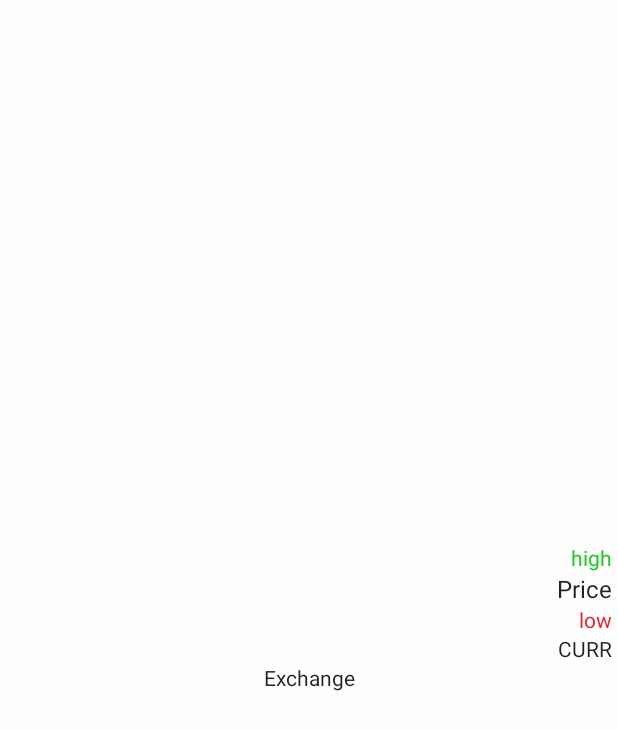
After one commit to RyanJoseph15/Ether-Ticker, an Android app: the layout widget11.xml on its own in the app's theme, with its tools: preview values and no code run, on a phone screen of 412 x 824 dp. The commit adds this screen. Shown: the top 730 px of the screen. Run offline under Robolectric (Android 15) with nearby library versions, the phone set to English and light mode, and no system bars.

Commit message:
Working multiple sized widgets that can be independently updated. However, there are some slight loading time delays that need to be sorted out soon. Not too bad for now, but need to at least make sure the spinner is visible while the delay is occuring.

```diff
--- a/app/src/main/java/com/minisoftwareandgames/ryan/etherticker/ConfigActivity.java
+++ b/app/src/main/java/com/minisoftwareandgames/ryan/etherticker/ConfigActivity.java
@@ -15,6 +15,7 @@ public class ConfigActivity extends AppCompatActivity {
 
 	public Widget widget = null;
 	public SQLiteHelper helper;
+	private Class clas = null;
 
 	@Override
 	protected void onCreate(Bundle savedInstanceState) {
@@ -28,8 +29,9 @@ public class ConfigActivity extends AppCompatActivity {
 					AppWidgetManager.EXTRA_APPWIDGET_ID,
 					AppWidgetManager.INVALID_APPWIDGET_ID);
 			widget = helper.getWidget(widgetId);
+			clas = (Class) extras.get("classType");
 		}
-		getSupportFragmentManager().beginTransaction().add(R.id.container, new SettingsFragment()).commit();
+		getSupportFragmentManager().beginTransaction().add(R.id.container, SettingsFragment.newInstance(clas)).commit();
 	}
 
 	@Override
--- a/app/src/main/java/com/minisoftwareandgames/ryan/etherticker/SQLiteHelper.java
+++ b/app/src/main/java/com/minisoftwareandgames/ryan/etherticker/SQLiteHelper.java
@@ -81,7 +81,7 @@ public class SQLiteHelper extends SQLiteOpenHelper {
 			return new Widget(id, exchange, currency);
 		}
 		cursor.close();
-		/* if there is not a widget with matching id, create one */
+		/* if there is not a widget12 with matching id, create one */
 		Widget widget = new Widget(wId, DEFAULT_EXCHANGE, DEFAULT_CURRENCY);
 		if (addWidget(widget)) {	/* and add it */
 			return widget;	/* if successfully in DB, return it */
--- /dev/null
+++ b/app/src/main/res/layout/widget11.xml
@@ -0,0 +1,107 @@
+<?xml version="1.0" encoding="utf-8"?>
+<FrameLayout xmlns:android="http://schemas.android.com/apk/res/android"
+    android:layout_height="match_parent"
+    android:layout_width="match_parent">
+
+    <RelativeLayout
+        android:layout_width="wrap_content" android:layout_height="fill_parent"
+        android:id="@+id/widget_layout"
+        android:background="#bfffffff"
+        android:gravity="center"
+        android:paddingLeft="@dimen/abc_edit_text_inset_horizontal_material"
+        android:paddingRight="@dimen/abc_edit_text_inset_horizontal_material"
+        android:layout_gravity="center">
+
+
+        <RelativeLayout
+            android:id="@+id/pricing"
+            android:layout_width="wrap_content"
+            android:layout_height="wrap_content">
+
+            <TextView
+                android:layout_width="match_parent"
+                android:layout_height="wrap_content"
+                android:layout_weight="1"
+                android:text="high"
+                android:id="@+id/high"
+                android:gravity="center_vertical|right"
+                android:textColor="#23ca25"
+                android:layout_alignParentTop="true"
+                android:layout_alignParentEnd="true"
+                android:textSize="@dimen/abc_text_size_body_1_material" />
+
+            <TextView
+                android:layout_width="wrap_content"
+                android:layout_height="wrap_content"
+                android:text="Price"
+                android:id="@+id/price"
+                android:textSize="@dimen/abc_floating_window_z"
+                android:textColor="@color/primary_text_default_material_light"
+                android:maxLines="1"
+                android:layout_centerVertical="true"
+                android:gravity="center_vertical|right"
+                android:layout_alignParentRight="false"
+                android:layout_below="@+id/high"
+                android:layout_alignRight="@+id/high"
+                android:layout_alignLeft="@+id/high" />
+
+            <TextView
+                android:layout_width="wrap_content"
+                android:layout_height="wrap_content"
+                android:layout_weight="1"
+                android:text="low"
+                android:id="@+id/low"
+                android:gravity="center_vertical|right"
+                android:textColor="#e6242a"
+                android:layout_alignParentBottom="false"
+                android:layout_alignParentStart="false"
+                android:layout_alignLeft="@+id/price"
+                android:textSize="@dimen/abc_text_size_body_1_material"
+                android:layout_alignRight="@+id/price"
+                android:layout_below="@+id/price" />
+
+        </RelativeLayout>
+
+        <RelativeLayout
+            android:layout_width="wrap_content"
+            android:layout_height="wrap_content"
+            android:layout_below="@+id/pricing">
+
+            <TextView
+                android:layout_width="fill_parent"
+                android:layout_height="wrap_content"
+                android:text="CURR"
+                android:id="@+id/currency"
+                android:textColor="@color/primary_text_default_material_light"
+                android:layout_alignParentTop="false"
+                android:layout_alignParentEnd="true"
+                android:textSize="@dimen/abc_text_size_body_1_material"
+                android:gravity="right" />
+
+            <TextView
+                android:layout_width="wrap_content"
+                android:layout_height="wrap_content"
+                android:text="Exchange"
+                android:id="@+id/exchange"
+                android:textColor="@color/primary_text_default_material_light"
+                android:layout_alignParentTop="false"
+                android:textSize="@dimen/abc_text_size_body_1_material"
+                android:layout_below="@+id/currency"
+                android:layout_alignRight="@+id/currency"
+                android:layout_alignLeft="@+id/currency"
+                android:gravity="center" />
+
+        </RelativeLayout>
+
+
+    </RelativeLayout>
+
+    <ProgressBar
+        android:layout_width="wrap_content"
+        android:layout_height="wrap_content"
+        android:layout_centerInParent="true"
+        android:visibility="gone"
+        android:layout_gravity="center"
+        android:id="@+id/progressBar"/>
+
+</FrameLayout>
--- a/app/src/main/res/xml/widget.xml
+++ b/app/src/main/res/xml/widget11.xml
@@ -1,10 +1,10 @@
 <?xml version="1.0" encoding="utf-8"?>
 <appwidget-provider
     xmlns:android="http://schemas.android.com/apk/res/android"
-    android:minWidth="144dp"
+    android:minWidth="72dp"
     android:minHeight="72dp"
     android:updatePeriodMillis="1800000"
-    android:initialLayout="@layout/widget_main"
+    android:initialLayout="@layout/widget11"
     android:previewImage="@drawable/etherticker512">
 
 </appwidget-provider>
```
Also changed, not shown: app/src/main/AndroidManifest.xml (+11 -2 lines), app/src/main/java/com/minisoftwareandgames/ryan/etherticker/SettingsFragment.java (+12 -7 lines), app/src/main/java/com/minisoftwareandgames/ryan/etherticker/widgetproviders/EtherTickerWidgetProvider.java (renamed from app/src/main/java/com/minisoftwareandgames/ryan/etherticker/EtherTickerWidgetProvider.java, +20 -22 lines), app/src/main/java/com/minisoftwareandgames/ryan/etherticker/widgetproviders/EtherTickerWidgetProviderMedium.java (added, +20 -0 lines), app/src/main/java/com/minisoftwareandgames/ryan/etherticker/widgetproviders/EtherTickerWidgetProviderSmall.java (added, +20 -0 lines), app/src/main/res/xml/widget12.xml (added, +10 -0 lines), app/src/main/res/layout/widget12.xml (renamed from app/src/main/res/layout/widget_main.xml), 2 other files.
